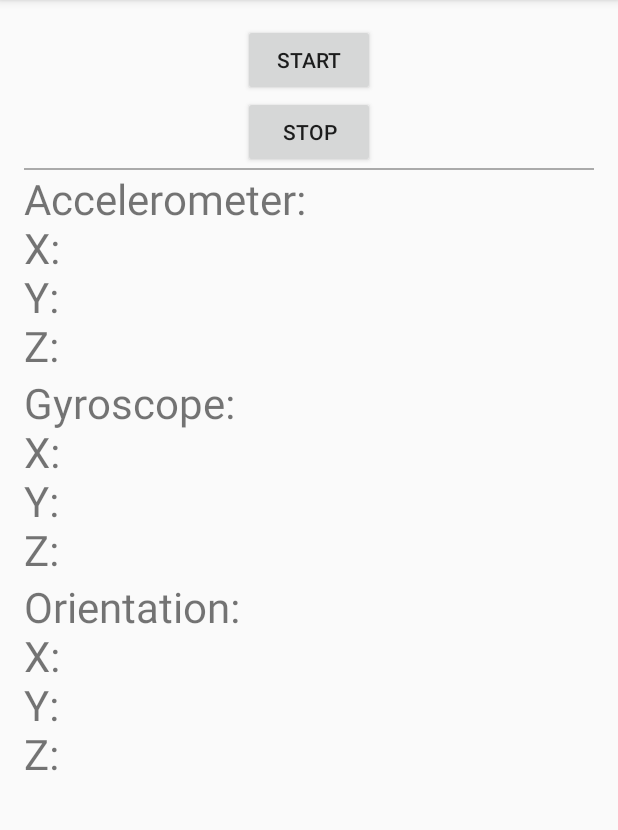
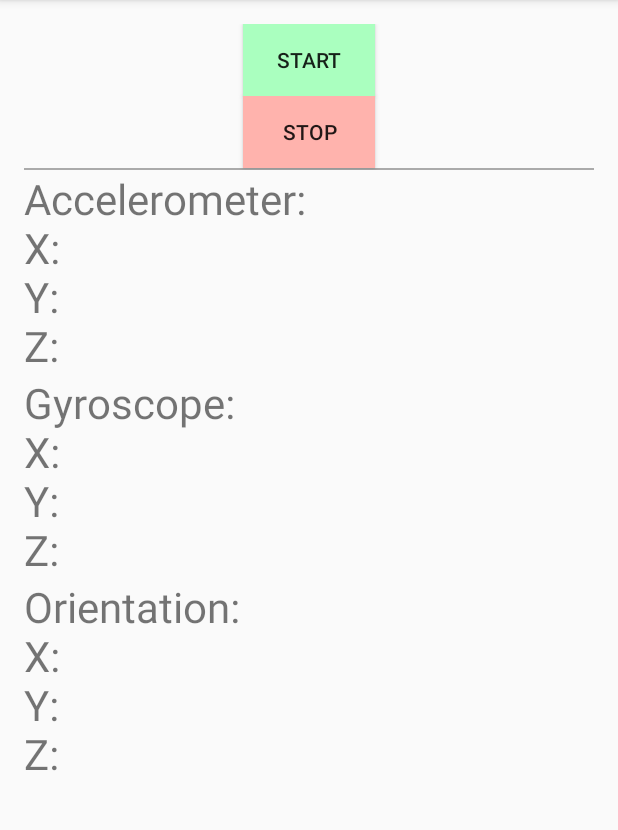
Before and after one commit to ryansmick/ActivitySensingResearch, an Android app: the MainActivity screen opened directly, with no data from a screen before it, on a phone screen of 412 x 824 dp, the part 84-914 px from its top. Run offline under Robolectric (Android 15) with nearby library versions, the phone set to English and light mode, and no system bars.

Commit message:
Updated user interface

```diff
--- a/app/src/main/res/layout/activity_main.xml
+++ b/app/src/main/res/layout/activity_main.xml
@@ -20,14 +20,14 @@
             android:layout_height="wrap_content"
             android:text="Start"
             android:layout_gravity="center_horizontal"
-            />
+            android:background="#aaffbf" />
         <Button
             android:id="@+id/stop_button"
             android:layout_width="wrap_content"
             android:layout_height="wrap_content"
             android:text="Stop"
             android:layout_gravity="center_horizontal"
-            />
+            android:background="#ffb3ad" />
 
         <View
             android:layout_width="match_parent"
```
